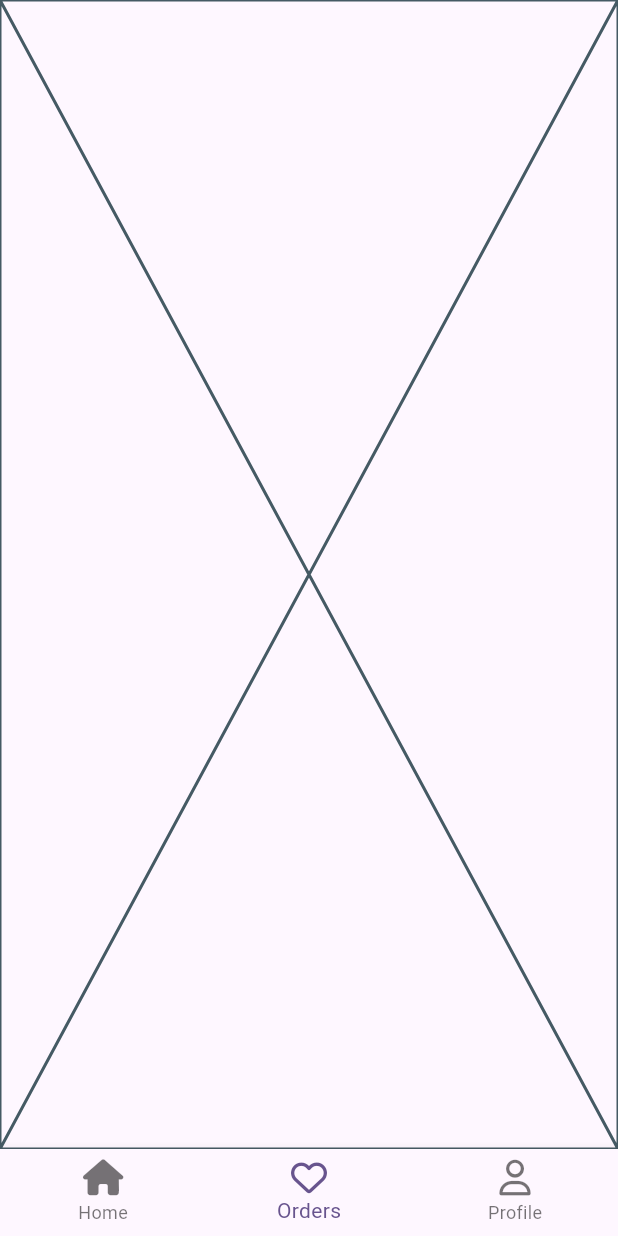
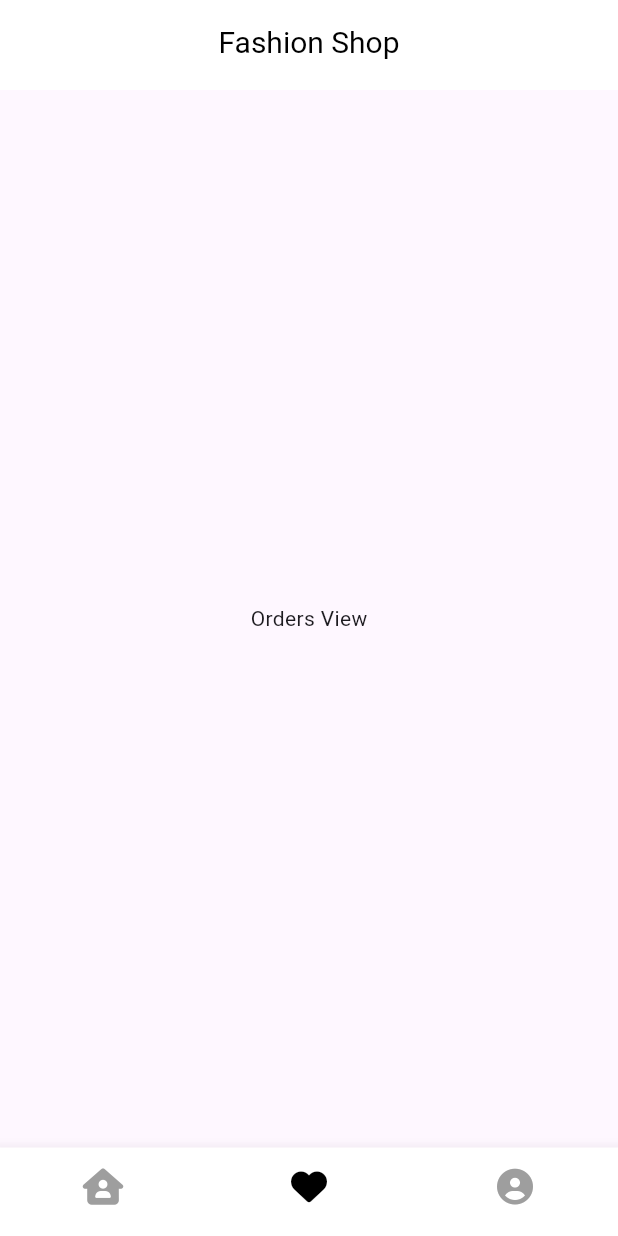
Before and after one commit to kennedyowusu/fashion_app_mobile, a Flutter app: the MainLayout screen opened directly, swiped to page 2, on a phone screen of 412 x 824 dp. Run offline on Flutter 3.47's test engine with Material 2 defaults, Android fonts, the phone set to English and light mode, and no system bars; our stand-ins replace font_awesome_flutter, get.

Commit message:
improve the look of the UI

```diff
--- a/lib/layout.dart
+++ b/lib/layout.dart
@@ -39,6 +39,11 @@ class _MainLayoutState extends State<MainLayout> {
       ),
       bottomNavigationBar: BottomNavigationBar(
         currentIndex: currentPage,
+        showSelectedLabels: false,
+        showUnselectedLabels: false,
+        backgroundColor: Colors.white,
+        selectedItemColor: Colors.black,
+        unselectedItemColor: Colors.grey,
         onTap: (page) {
           currentPage = page;
           _page.animateToPage(
@@ -50,16 +55,18 @@ class _MainLayoutState extends State<MainLayout> {
         type: BottomNavigationBarType.fixed,
         items: const <BottomNavigationBarItem>[
           BottomNavigationBarItem(
-            icon: FaIcon(FontAwesomeIcons.home),
-            label: 'Home',
+            icon: FaIcon(
+              FontAwesomeIcons.houseUser,
+            ),
+            label: '',
           ),
           BottomNavigationBarItem(
-            icon: FaIcon(FontAwesomeIcons.heart),
-            label: 'Orders',
+            icon: FaIcon(FontAwesomeIcons.solidHeart),
+            label: '',
           ),
           BottomNavigationBarItem(
-            icon: FaIcon(FontAwesomeIcons.user),
-            label: 'Profile',
+            icon: FaIcon(FontAwesomeIcons.solidCircleUser),
+            label: '',
           ),
         ],
       ),
--- a/lib/views/orders/orders.dart
+++ b/lib/views/orders/orders.dart
@@ -1,3 +1,4 @@
+import 'package:fashion_app/widgets/appbar.dart';
 import 'package:flutter/material.dart';
 
 class OrdersView extends StatelessWidget {
@@ -5,6 +6,15 @@ class OrdersView extends StatelessWidget {
 
   @override
   Widget build(BuildContext context) {
-    return const Placeholder();
+    return Scaffold(
+      appBar: CustomAppBar(
+        title: 'Fashion Shop',
+      ),
+      body: SafeArea(
+        child: Center(
+          child: Text('Orders View'),
+        ),
+      ),
+    );
   }
 }
--- a/lib/views/profile/profile.dart
+++ b/lib/views/profile/profile.dart
@@ -1,3 +1,4 @@
+import 'package:fashion_app/widgets/appbar.dart';
 import 'package:flutter/material.dart';
 
 class ProfileView extends StatelessWidget {
@@ -5,6 +6,15 @@ class ProfileView extends StatelessWidget {
 
   @override
   Widget build(BuildContext context) {
-    return const Placeholder();
+    return Scaffold(
+      appBar: CustomAppBar(
+        title: 'Fashion Shop',
+      ),
+      body: SafeArea(
+        child: Center(
+          child: Text('Profile View'),
+        ),
+      ),
+    );
   }
 }
--- a/lib/widgets/appbar.dart
+++ b/lib/widgets/appbar.dart
@@ -22,7 +22,7 @@ class CustomAppBar extends StatelessWidget implements PreferredSizeWidget {
   @override
   Widget build(BuildContext context) {
     return AppBar(
-      automaticallyImplyLeading: true,
+      automaticallyImplyLeading: false,
       backgroundColor: Colors.white,
       elevation: 0,
       title: Text(
```
Also changed, not shown: lib/views/auth/login.dart (+3 -4 lines), lib/views/auth/register.dart (+7 -2 lines), lib/views/home/home.dart (+7 -4 lines).
